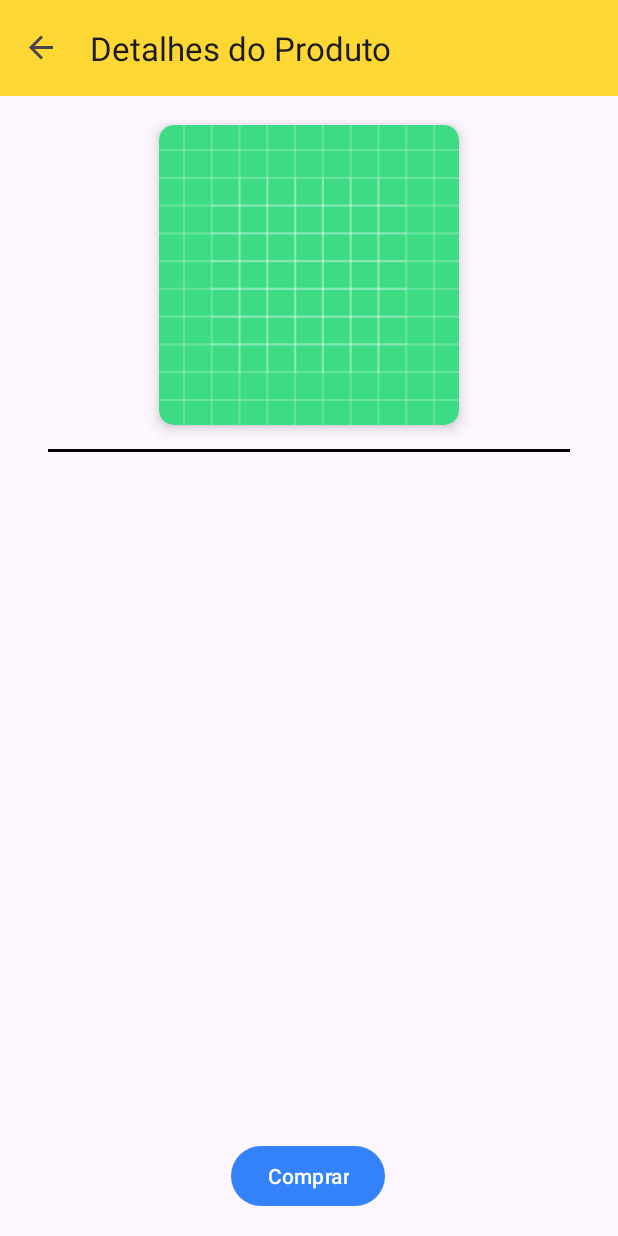
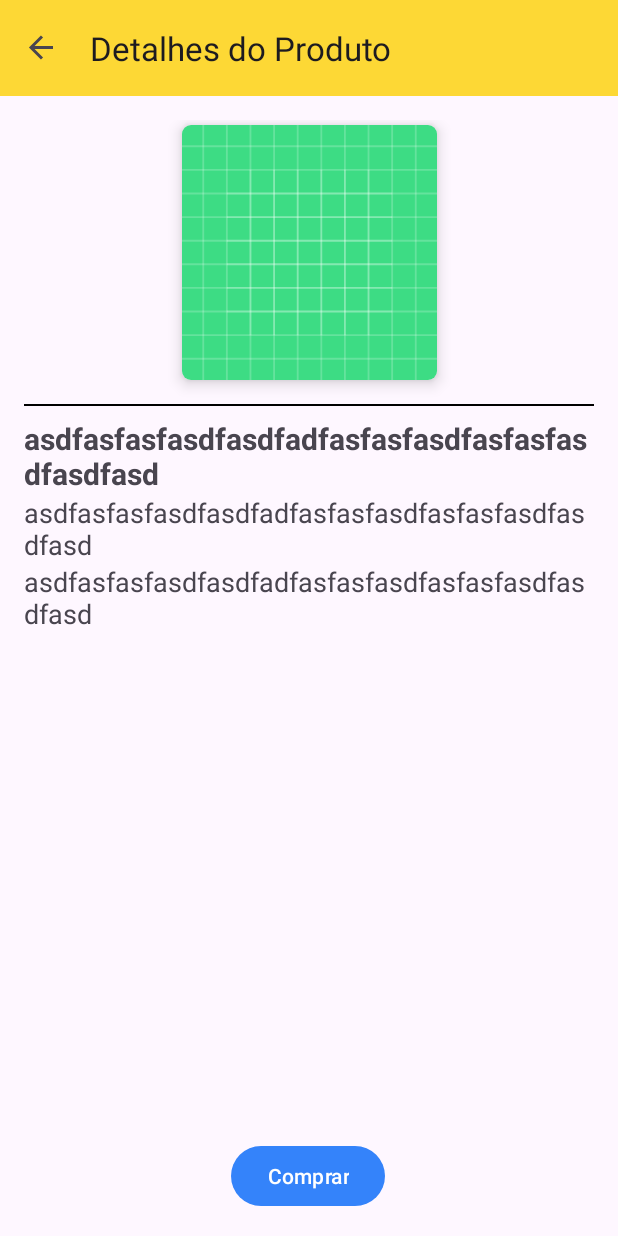
Before and after one commit to bryanollivie/MeliApp, an Android app: the ProductDetailsFragment screen opened through its navigation route, on a phone screen of 412 x 824 dp. Run offline under Robolectric (Android 15) with nearby library versions, the phone set to English and light mode, and no system bars; our stand-ins replace Dagger/Hilt's generated code, Picasso, navigation-ui; pictures from the network do not load.

Commit message:
Details done

```diff
--- a/app/src/main/res/layout/fragment_product_details.xml
+++ b/app/src/main/res/layout/fragment_product_details.xml
@@ -15,11 +15,10 @@
         android:padding="16dp">
 
         <View
+            android:id="@+id/view"
             android:layout_width="match_parent"
-            android:layout_height="2dp"
-            android:layout_marginStart="16dp"
+            android:layout_height="1dp"
             android:layout_marginTop="16dp"
-            android:layout_marginEnd="16dp"
             android:background="@color/black"
             app:layout_constraintEnd_toEndOf="parent"
             app:layout_constraintStart_toStartOf="parent"
@@ -34,28 +33,60 @@
             app:layout_constraintEnd_toEndOf="parent"
             app:layout_constraintStart_toStartOf="parent"
             app:layout_constraintTop_toTopOf="parent"
-            card_view:cardCornerRadius="10dp"
+            card_view:cardCornerRadius="6dp"
             card_view:cardElevation="6dp">
 
             <androidx.appcompat.widget.AppCompatImageView
                 android:id="@+id/product_details_image"
-                android:layout_width="200dp"
-                android:layout_height="200dp"
+                android:layout_width="170dp"
+
+                android:layout_height="170dp"
                 android:src="@drawable/ic_launcher_background" />
         </androidx.cardview.widget.CardView>
 
-        <TextView
-            android:id="@+id/product_details_text"
+        <LinearLayout
             android:layout_width="wrap_content"
             android:layout_height="wrap_content"
-            android:layout_marginStart="16dp"
-            android:layout_marginTop="36dp"
-            android:layout_marginEnd="16dp"
-            android:text="@string/app_name"
+            android:layout_marginStart="8dp"
+            android:layout_marginTop="8dp"
+            android:layout_marginEnd="8dp"
+            android:orientation="vertical"
             app:layout_constraintEnd_toEndOf="parent"
-            app:layout_constraintHorizontal_bias="0.434"
             app:layout_constraintStart_toStartOf="parent"
-            app:layout_constraintTop_toBottomOf="@+id/product_details_image" />
+            app:layout_constraintTop_toBottomOf="@+id/view">
+
+            <TextView
+                android:id="@+id/product_details_text_title"
+                android:layout_width="wrap_content"
+                android:layout_height="wrap_content"
+                android:text="asdfasfasfasdfasdfadfasfasfasdfasfasfasdfasdfasd"
+                android:textSize="20dp"
+                android:textStyle="bold"
+                app:layout_constraintEnd_toEndOf="parent"
+                app:layout_constraintHorizontal_bias="0.434"
+                app:layout_constraintStart_toStartOf="parent"
+                app:layout_constraintTop_toBottomOf="@+id/view" />
+
+            <TextView
+                android:id="@+id/product_details_text_pricebr"
+                android:layout_width="wrap_content"
+                android:layout_height="wrap_content"
+                android:text="asdfasfasfasdfasdfadfasfasfasdfasfasfasdfasdfasd"
+                android:textSize="18dp"
+                android:textStyle="normal"
+                app:layout_constraintStart_toStartOf="parent"
+                app:layout_constraintTop_toBottomOf="@+id/product_details_text_title" />
+
+            <TextView
+                android:id="@+id/product_details_text_pricear"
+                android:layout_width="wrap_content"
+                android:layout_height="wrap_content"
+                android:text="asdfasfasfasdfasdfadfasfasfasdfasfasfasdfasdfasd"
+                android:textSize="18dp"
+                android:textStyle="normal"
+                app:layout_constraintStart_toStartOf="parent"
+                app:layout_constraintTop_toBottomOf="@+id/product_details_text_pricebr" />
+        </LinearLayout>
 
         <Button
             android:id="@+id/button_second"
--- a/app/src/main/res/layout/fragment_product_list.xml
+++ b/app/src/main/res/layout/fragment_product_list.xml
@@ -9,7 +9,10 @@
     <androidx.constraintlayout.widget.ConstraintLayout
         android:layout_width="match_parent"
         android:layout_height="match_parent"
-        android:padding="8dp">
+        app:layout_constraintBottom_toBottomOf="parent"
+        app:layout_constraintEnd_toEndOf="parent"
+        app:layout_constraintStart_toStartOf="parent"
+        app:layout_constraintTop_toTopOf="parent">
 
         <androidx.recyclerview.widget.RecyclerView
             android:id="@+id/productRecyclerView"
--- a/app/src/main/res/layout/product_item_layout.xml
+++ b/app/src/main/res/layout/product_item_layout.xml
@@ -29,7 +29,7 @@
             android:layout_width="0dp"
             android:layout_height="0dp"
             android:orientation="vertical"
-            android:paddingLeft="2dp"
+            android:paddingLeft="5dp"
             android:paddingRight="2dp"
             android:gravity="top"
             app:layout_constraintBottom_toBottomOf="parent"
@@ -50,7 +50,6 @@
                 android:id="@+id/product_item_price_br_text"
                 android:layout_width="wrap_content"
                 android:layout_height="wrap_content"
-
                 android:text="Item text1"
                 android:textSize="12sp" />
 
@@ -63,6 +62,5 @@
                 android:textSize="12sp" />
         </LinearLayout>
 
-
     </androidx.constraintlayout.widget.ConstraintLayout>
 </androidx.cardview.widget.CardView>
--- a/app/src/main/res/values/strings.xml
+++ b/app/src/main/res/values/strings.xml
@@ -6,5 +6,9 @@
     <string name="first_fragment_label">Produtos</string>
     <string name="second_fragment_label">Detalhes do Produto</string>
     <string name="buy">Comprar</string>
+    <string name="price_brazil">Brazil: <b>%1$s</b></string>
+    <string name="price_argentina">Argentina: AR<b>%1$s</b></string>
+    <string name="compra_finalizada_com_sucesso">Compra finalizada com SUCESSO!!!</string>
+    <string name="brazildd">Brazil: %1$s</string>
 
 </resources>
```
Also changed, not shown: app/src/main/java/com/bryanollivie/appml/ui/view/ProductDetailsFragment.kt (+14 -9 lines), app/src/main/java/com/bryanollivie/appml/ui/view/ProductListAdapter.kt (+6 -9 lines).
